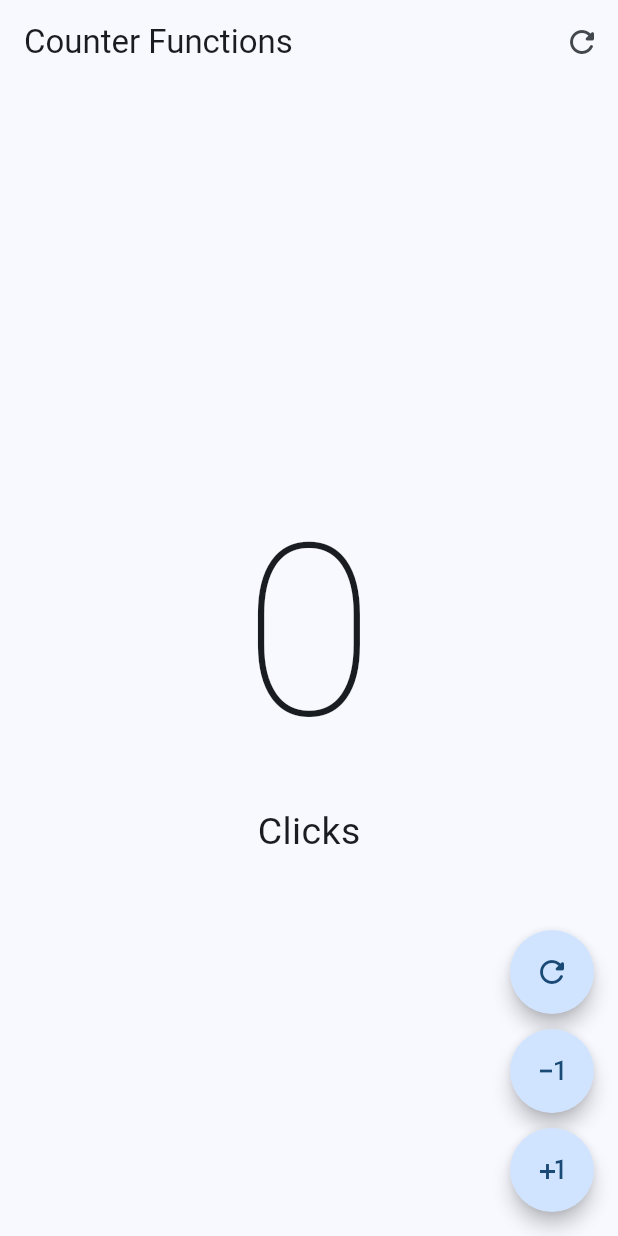
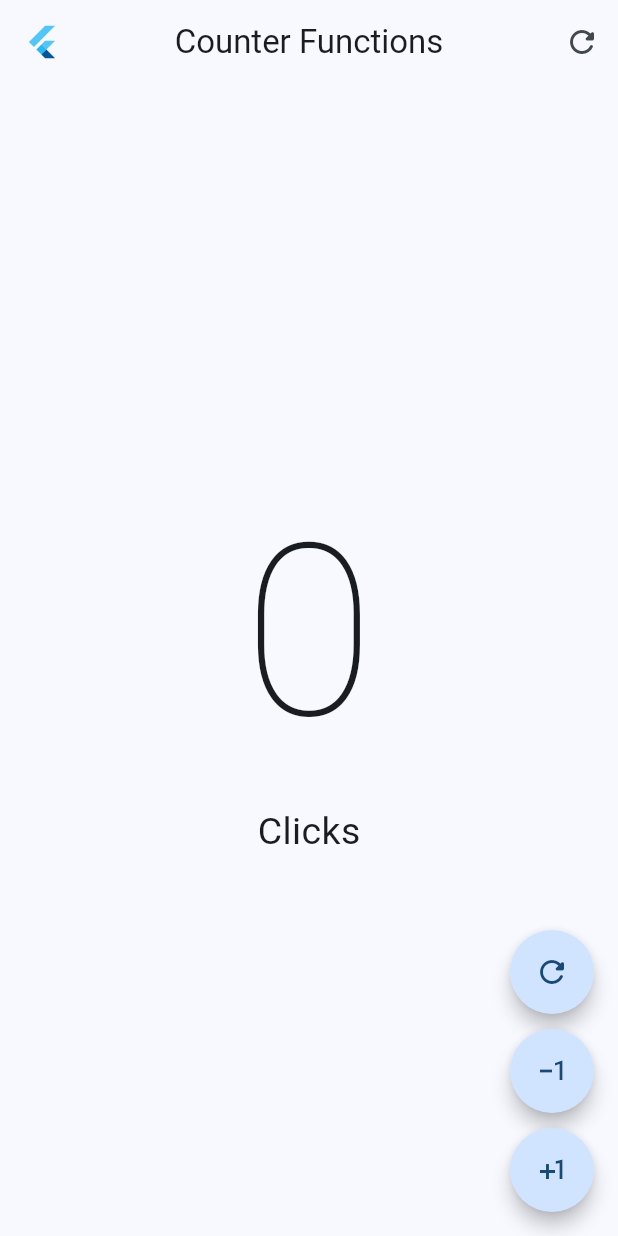
Before and after one commit to JoseManuelMunozManzano/Flutter-curso, a Flutter app: the screen it shows after launch, on a phone screen of 412 x 824 dp. Run offline on Flutter 3.47's test engine with Material 3 defaults, Android fonts, the phone set to English and light mode, and no system bars.

Commit message:
Primeros pasos - VoidCallback - Ejemplo Alignment

```diff
--- a/hello_world_app/lib/presentation/screens/counter/counter_functions_screen.dart
+++ b/hello_world_app/lib/presentation/screens/counter/counter_functions_screen.dart
@@ -15,9 +15,14 @@ class _CounterFunctionsScreenState extends State<CounterFunctionsScreen> {
     return Scaffold(
         appBar: AppBar(
           title: const Text('Counter Functions'),
+          centerTitle: true,
           // Iconos en la parte izquierda: propiedad leading.
           //    Si necesitamos más de uno, usamos un Widget Row, que permite un array de Widgets.
           // Iconos en la parte derecha: array actions, que ya de por si es un array de Widgets
+          leading: const Align(
+              alignment: Alignment.center,
+              child: FlutterLogo(),
+            ),
           actions: [
             IconButton(
                 // Icon es un Widget especial para mostrar iconos.
@@ -29,7 +34,8 @@ class _CounterFunctionsScreenState extends State<CounterFunctionsScreen> {
                 }),
           ],
         ),
-        body: Center(
+        body:
+        Center(
           child: Column(
             mainAxisAlignment: MainAxisAlignment.center,
             children: [
```
